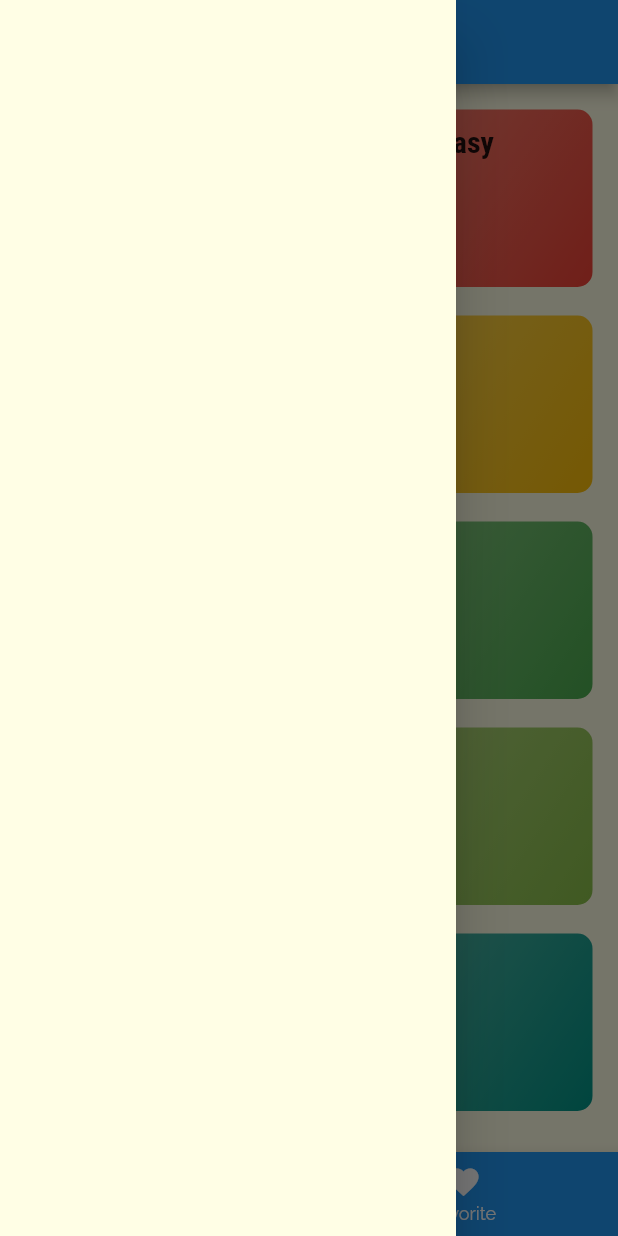
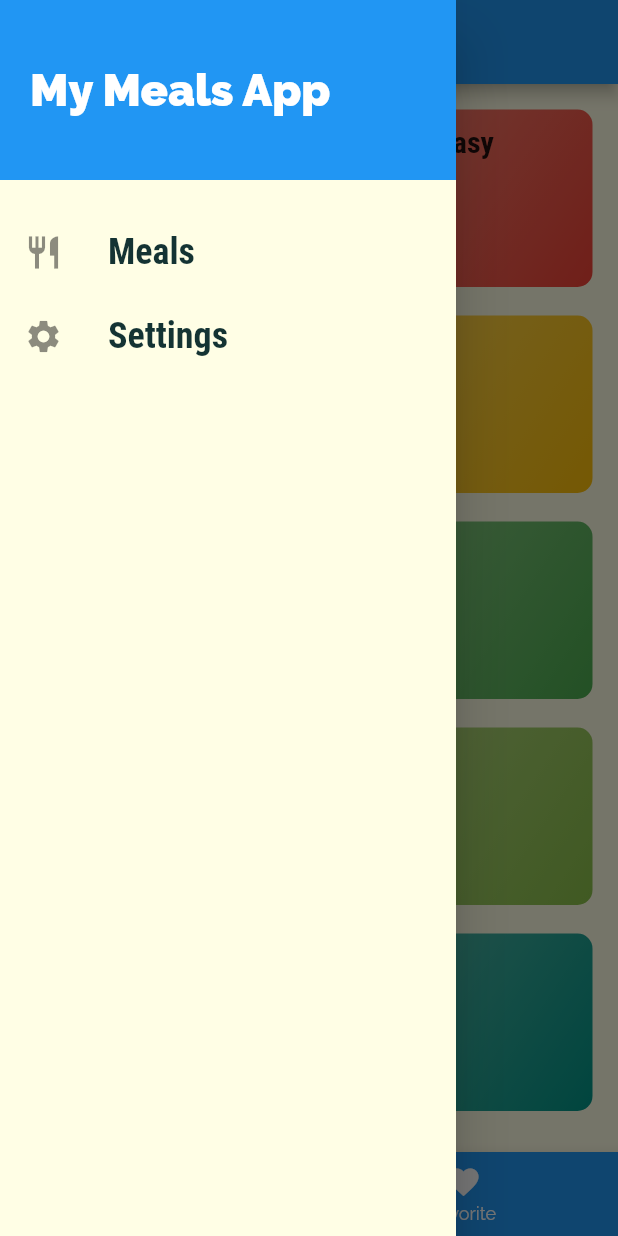
Before and after one commit to leticek/meals_app, a Flutter app: the screen it shows after launch, with the side drawer open, on a phone screen of 412 x 824 dp. Run offline on Flutter 3.47's test engine with Material 2 defaults, Android fonts, the phone set to English and light mode, and no system bars.

Commit message:
Partly implemented drawer

```diff
--- a/lib/main.dart
+++ b/lib/main.dart
@@ -1,5 +1,6 @@
 import 'package:flutter/material.dart';
 import 'package:meals_app/screens/meal_detail_screen.dart';
+import 'package:meals_app/screens/settings_screen.dart';
 import 'package:meals_app/screens/tabs_screen.dart';
 
 import './screens/category_meals_screen.dart';
@@ -29,10 +30,12 @@ class MyApp extends StatelessWidget {
               ),
             ),
       ),
-      home: TabsScreen(),
+      initialRoute: '/',
       routes: {
+        '/': (ctx) => TabsScreen(),
         CategoryMealsScreen.routeName: (_) => CategoryMealsScreen(),
         MealDetailScreen.routeName: (_) => MealDetailScreen(),
+        SettingsScreen.routeName: (_) => SettingsScreen(),
       },
     );
   }
--- /dev/null
+++ b/lib/screens/main_drawer.dart
@@ -0,0 +1,63 @@
+import 'package:flutter/material.dart';
+import 'package:meals_app/screens/settings_screen.dart';
+
+class MainDrawer extends StatelessWidget {
+  Widget _menuItemBuilder(
+      {IconData icon, String title, Function onTapHandler}) {
+    return ListTile(
+      leading: Icon(
+        icon,
+        size: 26,
+      ),
+      title: Text(
+        title,
+        style: TextStyle(
+          fontFamily: 'RobotoCondensed',
+          fontSize: 24,
+          fontWeight: FontWeight.bold,
+        ),
+      ),
+      onTap: onTapHandler,
+    );
+  }
+
+  @override
+  Widget build(BuildContext context) {
+    return Drawer(
+      child: Column(
+        children: [
+          Container(
+            height: 120,
+            width: double.infinity,
+            padding: EdgeInsets.all(20),
+            alignment: Alignment.centerLeft,
+            color: Theme.of(context).primaryColor,
+            child: Text(
+              'My Meals App',
+              style: TextStyle(
+                fontWeight: FontWeight.w900,
+                color: Colors.white,
+                fontSize: 30,
+              ),
+            ),
+          ),
+          SizedBox(
+            height: 20,
+          ),
+          _menuItemBuilder(
+              icon: Icons.restaurant,
+              title: 'Meals',
+              onTapHandler: () {
+                Navigator.of(context).pushNamed('/');
+              }),
+          _menuItemBuilder(
+              icon: Icons.settings,
+              title: 'Settings',
+              onTapHandler: () {
+                Navigator.of(context).pushNamed(SettingsScreen.routeName);
+              }),
+        ],
+      ),
+    );
+  }
+}
--- a/lib/screens/meal_detail_screen.dart
+++ b/lib/screens/meal_detail_screen.dart
@@ -6,7 +6,7 @@ import '../models/meal.dart';
 class MealDetailScreen extends StatelessWidget {
   static const routeName = '/meal-detail';
 
-  Widget _buildSectioTitle(String title, BuildContext context) {
+  Widget _buildSectionTitle(String title, BuildContext context) {
     return Container(
       margin: EdgeInsets.symmetric(vertical: 10),
       child: Text(
@@ -50,7 +50,7 @@ class MealDetailScreen extends StatelessWidget {
                 fit: BoxFit.contain,
               ),
             ),
-            _buildSectioTitle('Meal ingredients', context),
+            _buildSectionTitle('Meal ingredients', context),
             _buildContainer(
               ListView.builder(
                 itemBuilder: (context, index) {
@@ -69,7 +69,7 @@ class MealDetailScreen extends StatelessWidget {
                 itemCount: meal.ingredients.length,
               ),
             ),
-            _buildSectioTitle('Steps to make', context),
+            _buildSectionTitle('Steps to make', context),
             _buildContainer(
               ListView.builder(
                 itemCount: meal.steps.length,
--- a/lib/screens/tabs_screen.dart
+++ b/lib/screens/tabs_screen.dart
@@ -1,6 +1,7 @@
 import 'package:flutter/material.dart';
 import 'package:meals_app/screens/categories_screen.dart';
 import 'package:meals_app/screens/favorite.dart';
+import 'package:meals_app/screens/main_drawer.dart';
 
 class TabsScreen extends StatefulWidget {
   @override
@@ -33,7 +34,7 @@ class _TabsScreenState extends State<TabsScreen> {
       appBar: AppBar(
         title: Text(_screens[_selectedIndex]['title']),
       ),
-      drawer: Drawer(),
+      drawer: MainDrawer(),
       body: _screens[_selectedIndex]['screen'],
       bottomNavigationBar: BottomNavigationBar(
         onTap: _selectTab,
```
Also changed, not shown: lib/screens/settings_screen.dart (added, +46 -0 lines).
